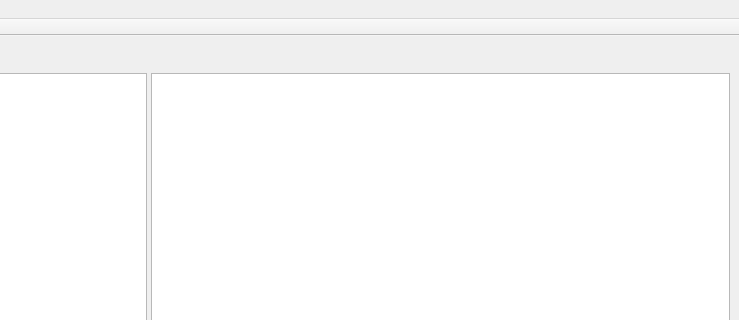
Qt form App/AgentsManager/mainwindow.ui (break11/AutoStorage) before a commit; both pictures show x 441 to 1180 and y 0 to 320 of the 1180 by 851 pixel window.
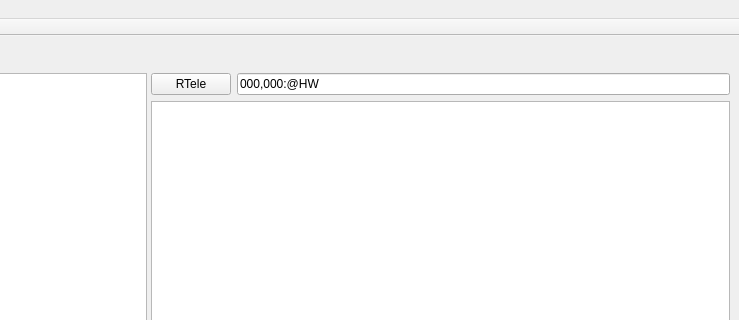
The same form after that commit.

Commit message: продолжение с разбором команд - окно для отсылки одной команды на сервер

What changed in the file:
```diff
--- a/App/AgentsManager/mainwindow.ui
+++ b/App/AgentsManager/mainwindow.ui
@@ -14,7 +14,7 @@
    <string>AgentsManager</string>
   </property>
   <widget class="QWidget" name="centralwidget">
-   <layout class="QVBoxLayout" name="verticalLayout">
+   <layout class="QVBoxLayout" name="verticalLayout_2">
     <item>
      <layout class="QHBoxLayout" name="horizontalLayout">
       <item>
@@ -93,7 +93,43 @@
         <bool>true</bool>
        </attribute>
       </widget>
-      <widget class="QTextEdit" name="pteAgentLog"/>
+      <widget class="QWidget" name="layoutWidget">
+       <layout class="QVBoxLayout" name="verticalLayout">
+        <item>
+         <layout class="QHBoxLayout" name="horizontalLayout_2">
+          <item>
+           <widget class="QPushButton" name="btnRequestTelemetry">
+            <property name="toolTip">
+             <string>Request Telemetry</string>
+            </property>
+            <property name="text">
+             <string>RTele</string>
+            </property>
+            <property name="checkable">
+             <bool>true</bool>
+            </property>
+            <property name="checked">
+             <bool>false</bool>
+            </property>
+           </widget>
+          </item>
+          <item>
+           <widget class="QLineEdit" name="lePushCMD">
+            <property name="toolTip">
+             <string>Send Custom CMD to Agent</string>
+            </property>
+            <property name="text">
+             <string>000,000:@HW</string>
+            </property>
+           </widget>
+          </item>
+         </layout>
+        </item>
+        <item>
+         <widget class="QTextEdit" name="pteAgentLog"/>
+        </item>
+       </layout>
+      </widget>
      </widget>
     </item>
    </layout>
```
Left out of the diff: 3 changed lines with no effect on the pictures. The commit also changes 5 other files.
